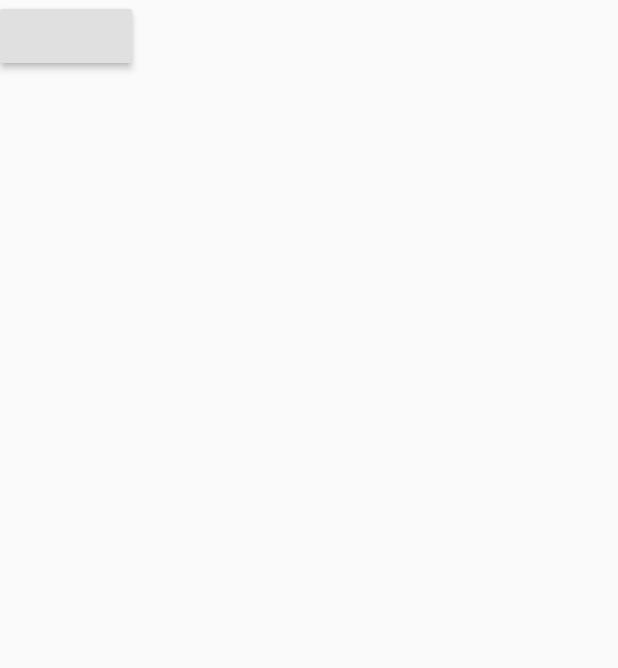
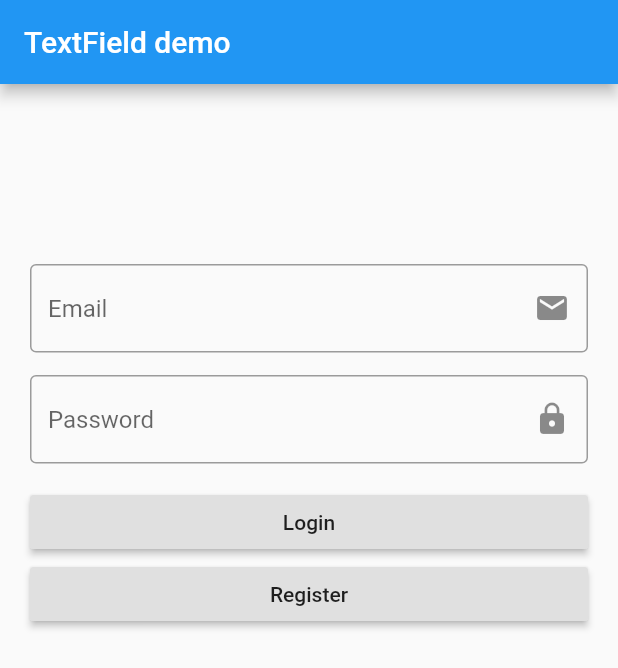
Before and after one commit to tontanh/showdialog, a Flutter app: the screen it shows after launch, on a phone screen of 412 x 824 dp. Shown: the top 668 px of the screen. Run offline on Flutter 3.47's test engine with Material 2 defaults, Android fonts, the phone set to English and light mode, and no system bars.

Commit message:
copy code class

```diff
--- /dev/null
+++ b/lib/app.dart
@@ -0,0 +1,85 @@
+import 'package:flutter/material.dart';
+
+import 'custom_dialog.dart';
+
+class App extends StatefulWidget {
+  @override
+  _AppState createState() => _AppState();
+}
+
+class _AppState extends State<App> {
+  TextEditingController emailController = TextEditingController();
+  TextEditingController pwdController = TextEditingController();
+  String text;
+  @override
+  Widget build(BuildContext context) {
+    return Scaffold(
+      appBar: AppBar(
+        title: Text('TextField demo'),
+      ),
+      body: Container(
+        margin: EdgeInsets.all(20),
+        child: ListView(
+          children: [
+            Placeholder(
+              fallbackHeight: 100,
+              color: Colors.transparent,
+            ),
+            textFieldInput(
+                controller: emailController,
+                hintText: 'Email',
+                icon: Icons.email),
+            SizedBox(
+              height: 15,
+            ),
+            textFieldInput(
+                controller: pwdController,
+                hintText: 'Password',
+                icon: Icons.lock),
+            SizedBox(
+              height: 15,
+            ),
+            _buildBitton(
+                onPress: () {
+                  if (emailController.text == '' || pwdController.text == '') {
+                    CustomDialog().alertDialog(
+                        context: context,
+                        title: 'Warning',
+                        icon: Icons.add_alert,
+                        message: 'Input your data');
+                  }
+                },
+                text: 'Login'),
+            _buildBitton(
+                onPress: () {
+                  CustomDialog().snackBar(context);
+                },
+                text: 'Register'),
+          ],
+        ),
+      ),
+    );
+  }
+
+  _buildBitton({VoidCallback onPress, String text}) {
+    return RaisedButton(
+      onPressed: onPress,
+      child: Text('$text'),
+    );
+  }
+
+  Widget textFieldInput({
+    TextEditingController controller,
+    String hintText,
+    IconData icon,
+  }) {
+    return TextField(
+      controller: controller,
+      decoration: InputDecoration(
+        hintText: '$hintText',
+        border: OutlineInputBorder(),
+        suffixIcon: Icon(icon),
+      ),
+    );
+  }
+}
--- a/lib/main.dart
+++ b/lib/main.dart
@@ -1,4 +1,6 @@
 import 'package:flutter/material.dart';
+
+import 'app.dart';
 
 void main() {
   runApp(MyApp());
@@ -8,27 +10,8 @@ class MyApp extends StatelessWidget {
   @override
   Widget build(BuildContext context) {
     return MaterialApp(
-      title: 'showdialog',
-      home: buttonshowdialog(),
+      title: 'TextField Demo',
+      home: App(),
     );
   }
 }
-
-class buttonshowdialog extends StatelessWidget {
-  @override
-  Widget build(BuildContext context) {
-    return Scaffold(
-      body: Container(
-        child: Column(
-          children: [
-            bttnhowdialog(),
-          ],
-        ),
-      ),
-    );
-  }
-}
-
-Widget bttnhowdialog() {
-  return RaisedButton(onPressed: () {});
-}
```
Also changed, not shown: lib/custom_dialog.dart (added, +41 -0 lines).
